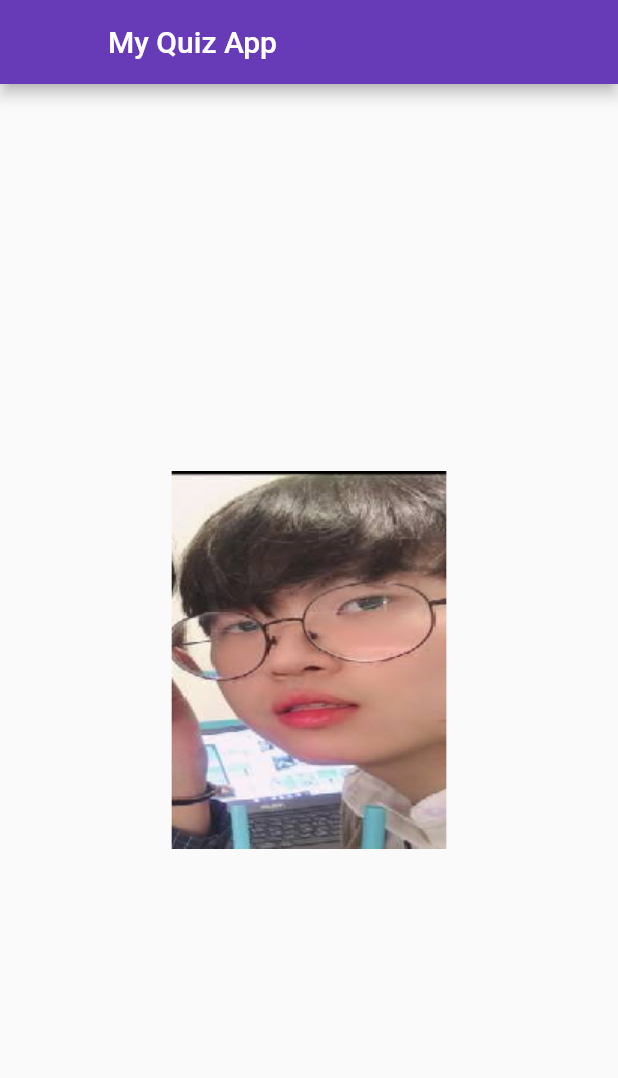
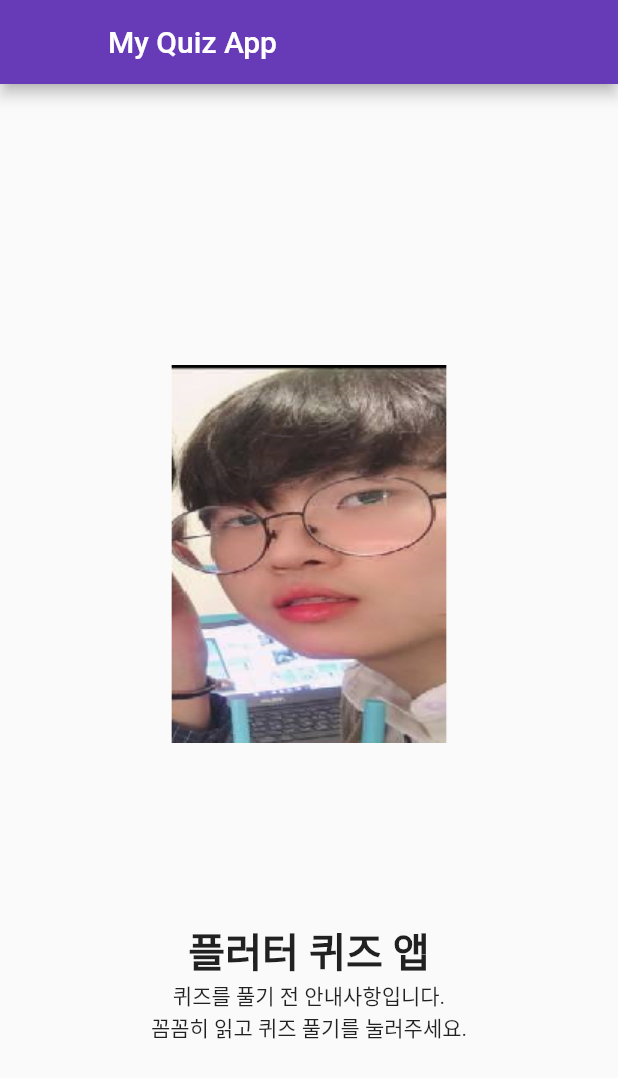
Before and after one commit to oereo/flutter-django-quiz, a Flutter app: the screen it shows after launch, on a phone screen of 412 x 824 dp. Shown: the top 1078 px of the screen. Run offline on Flutter 3.47's test engine with Material 2 defaults, Android fonts, the phone set to English and light mode, and no system bars.

Commit message:
feat: add widget in screen_home

```diff
--- a/lib/screen/screen_home.dart
+++ b/lib/screen/screen_home.dart
@@ -25,6 +25,23 @@ class _HomeScreenState extends State<HomeScreen> {
               crossAxisAlignment: CrossAxisAlignment.center,
               children: <Widget>[
                 Center(child: Image.asset('images/무제.png', width: width * 0.8)),
+                Padding(
+                  padding: EdgeInsets.all(width * 0.024),
+                ),
+                Text(
+                  '플러터 퀴즈 앱',
+                  style: TextStyle(
+                    fontSize: width * 0.065,
+                    fontWeight: FontWeight.bold,
+                  ),
+                ),
+                Text(
+                  '퀴즈를 풀기 전 안내사항입니다.\n꼼꼼히 읽고 퀴즈 풀기를 눌러주세요.',
+                  textAlign: TextAlign.center,
+                ),
+                Padding(
+                  padding: EdgeInsets.all(width * 0.048),
+                )
               ],
             )));
   }
```
